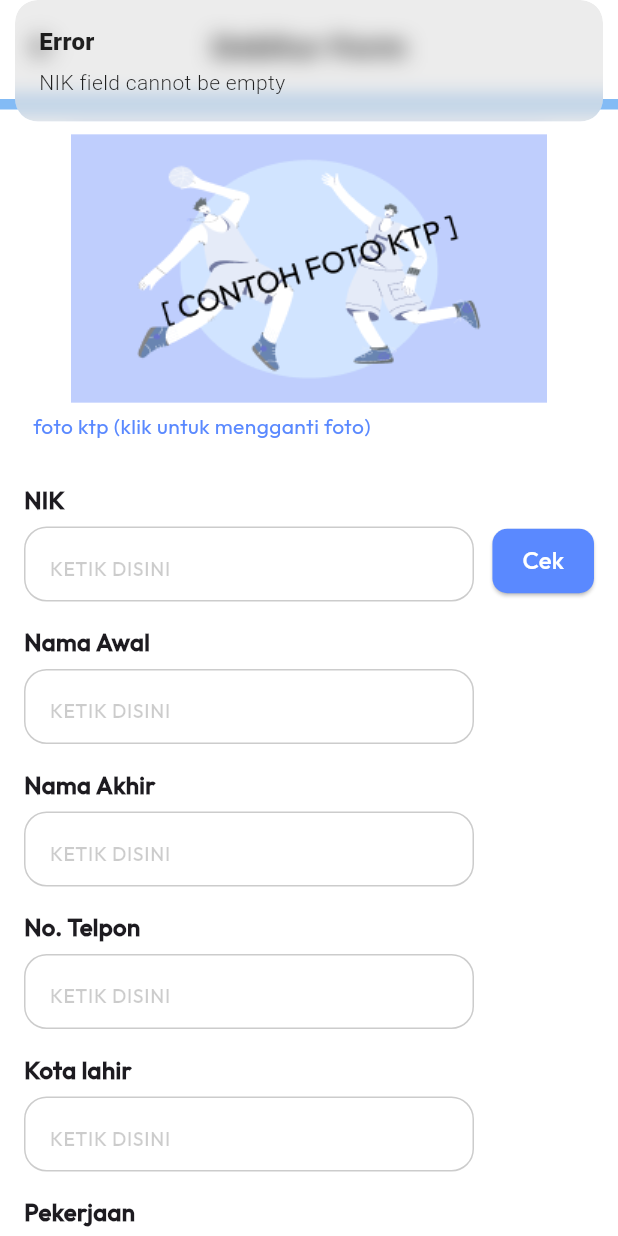
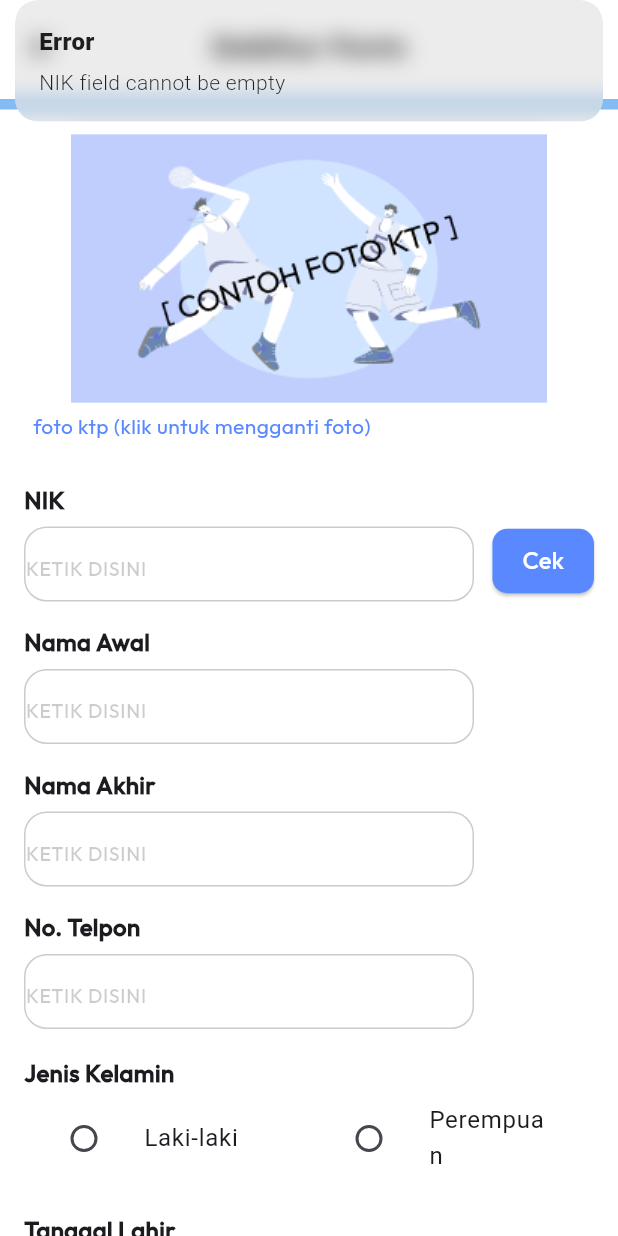
Before and after one commit to ITDEVKSPUK/loan-application-, a Flutter app: the InputData screen opened by its route, after a tap on "Cek", on a phone screen of 412 x 824 dp. Run offline on Flutter 3.47's test engine with Material 3 defaults, Android fonts, the phone set to English and light mode, and no system bars; our stand-ins replace camera, cookie_jar, curved_labeled_navigation_bar, dio, dio_cookie_manager, flutter_multi_formatter and 3 more; missing offline and left inert: encrypt; accounts and stored records are empty; statements that could not run were skipped.

Commit message:
fix [BRI] : From inputdata yg kurang

```diff
--- a/lib/views/inputuserdata/formcontroller.dart
+++ b/lib/views/inputuserdata/formcontroller.dart
@@ -8,9 +8,12 @@ import 'package:loan_application/API/service/post_nik_check.dart';
 
 class InputDataController extends GetxController {
   final nikController = TextEditingController();
+  final selectedGenderController = TextEditingController();
+  final nikpasaganController = TextEditingController();
   final namaAwalController = TextEditingController();
   final namaAkhirController = TextEditingController();
   final namaPasanganController = TextEditingController();
+  final tanggallahirController = TextEditingController();
   final kotaAsalController = TextEditingController();
   final telpController = TextEditingController();
   final pekerjaanController = TextEditingController();
@@ -20,6 +23,10 @@ class InputDataController extends GetxController {
 
   Rx<File?> fotoKtp = Rx<File?>(null);
   Rx<File?> buktiJaminan = Rx<File?>(null);
+  RxString selectedGender = ''.obs;
+  final Rx<DateTime> startDate = DateTime.now().obs;
+  final RxString selectedDateText = ''.obs;
+  final RxString selectedDate = ''.obs;
 
   final ImagePicker _picker = ImagePicker();
 
@@ -37,12 +44,14 @@ class InputDataController extends GetxController {
       final response = await checkNikService.fetchNIK();
       if (response.data != null) {
         final anggotaResponse = AnggotaResponse.fromJson(response.data);
-        namaAwalController.text = anggotaResponse.owner?. firtsName ?? '';
-        namaAkhirController.text = anggotaResponse.owner?. lastName ?? '';
-        telpController.text = anggotaResponse.addres?.phone ?? '';
-        kotaAsalController.text = anggotaResponse.addres?.phone ?? '';
-        pekerjaanController.text =
-            anggotaResponse.addres?.deskripsiPekerjaan ?? '';
+        namaAwalController.text = anggotaResponse.owner?.firstName ?? '';
+        namaAkhirController.text = anggotaResponse.owner?.lastName ?? '';
+        namaPasanganController.text = anggotaResponse.owner?.spouseName ?? '';
+        nikpasaganController.text = anggotaResponse.owner?.spouseIdCard ?? '';
+        tanggallahirController.text = anggotaResponse.owner?.dateOfBirth ?? '';
+        telpController.text = anggotaResponse.owner?.phoneNumber ?? '';
+        kotaAsalController.text = anggotaResponse.addres?.city ?? '';
+        pekerjaanController.text = anggotaResponse.owner?.occupation ?? '';
         alamatController.text = anggotaResponse.addres?.addressLine1 ?? '';
         Get.snackbar("Success", "NIK data fetched successfully");
       } else {
@@ -73,11 +82,14 @@ class InputDataController extends GetxController {
   }
 
   void clearForm() {
+    selectedGender.value = '';
     nikController.clear();
     namaAwalController.clear();
     namaAkhirController.clear();
     namaPasanganController.clear();
+    tanggallahirController.clear();
     kotaAsalController.clear();
+    nikpasaganController.clear();
     telpController.clear();
     pekerjaanController.clear();
     alamatController.clear();
@@ -88,15 +100,20 @@ class InputDataController extends GetxController {
   }
 
   void saveForm() {
-  if (nikController.text.isEmpty || namaAwalController.text.isEmpty) {
-    Get.snackbar("Gagal", "Pastikan semua data terisi");
-    return;
-  }
+    if (nikController.text.isEmpty ||
+        namaAwalController.text.isEmpty ||
+        selectedGender.value.isEmpty) {
+      Get.snackbar("Gagal", "Pastikan semua data terisi termasuk gender");
+      return;
+    }
     final data = {
+      "gender": selectedGender.value,
       "nik": nikController.text,
       "namaAwal": namaAwalController.text,
       "namaAkhir": namaAkhirController.text,
       "namaPasagan": namaPasanganController.text,
+      "nikPasangan": nikpasaganController.text,
+      "tanggalLahir": tanggallahirController.text,
       "kotaAsal": kotaAsalController.text,
       "telp": telpController.text,
       "pekerjaan": pekerjaanController.text,
@@ -116,10 +133,12 @@ class InputDataController extends GetxController {
     namaAwalController.dispose();
     namaAkhirController.dispose();
     namaPasanganController.dispose();
+    nikpasaganController.dispose();
     kotaAsalController.dispose();
     telpController.dispose();
     pekerjaanController.dispose();
     alamatController.dispose();
+    selectedGenderController.dispose();
     nominalController.dispose();
     jenisJaminanController.dispose();
     super.onClose();
--- a/lib/views/inputuserdata/inputdata.dart
+++ b/lib/views/inputuserdata/inputdata.dart
@@ -1,6 +1,7 @@
 import 'package:flutter/material.dart';
 import 'package:flutter/services.dart';
 import 'package:get/get.dart';
+import 'package:intl/intl.dart';
 import 'package:loan_application/core/theme/color.dart';
 import 'package:loan_application/utils/routes/my_app_route.dart';
 import 'package:loan_application/views/inputuserdata/formcontroller.dart';
@@ -13,6 +14,9 @@ class InputData extends StatelessWidget {
   final controller = Get.put(InputDataController());
 
   InputData({super.key});
+  DateTime startDate = DateTime.now();
+  String selectedDate = '';
+  String selectedDateText = '';
 
   @override
   Widget build(BuildContext context) {
@@ -123,6 +127,95 @@ class InputData extends StatelessWidget {
                 FilteringTextInputFormatter.allow(RegExp(r'[+\d\s]')),
               ],
             ),
+            Padding(
+              padding: const EdgeInsets.symmetric(vertical: 10.0),
+              child: Column(
+                crossAxisAlignment: CrossAxisAlignment.start,
+                children: [
+                  Text(
+                    'Jenis Kelamin',
+                    style: TextStyle(
+                      fontWeight: FontWeight.bold,
+                      fontSize: 16,
+                      fontFamily: 'Outfit',
+                    ),
+                  ),
+                  Obx(() => Row(
+                        children: [
+                          Expanded(
+                            child: ListTile(
+                              title: Text('Laki-laki'),
+                              leading: Radio<String>(
+                                value: 'Laki-laki',
+                                groupValue: controller.selectedGender.value,
+                                onChanged: (value) {
+                                  if (value != null) {
+                                    if (controller.selectedGender.value ==
+                                        value) {
+                                      controller.selectedGender.value = '';
+                                      controller.selectedGenderController.text =
+                                          '';
+                                    } else {
+                                      controller.selectedGender.value = value;
+                                      controller.selectedGenderController.text =
+                                          value;
+                                    }
+                                  }
+                                },
+                              ),
+                            ),
+                          ),
+                          Expanded(
+                            child: ListTile(
+                              title: Text('Perempuan'),
+                              leading: Radio<String>(
+                                value: 'Perempuan',
+                                groupValue: controller.selectedGender.value,
+                                onChanged: (value) {
+                                  if (value != null) {
+                                    if (controller.selectedGender.value ==
+                                        value) {
+                                      controller.selectedGender.value = '';
+                                      controller.selectedGenderController.text =
+                                          '';
+                                    } else {
+                                      controller.selectedGender.value = value;
+                                      controller.selectedGenderController.text =
+                                          value;
+                                    }
+                                  }
+                                },
+                              ),
+                            ),
+                          ),
+                        ],
+                      )),
+                ],
+              ),
+            ),
+            GestureDetector(
+              onTap: () async {
+                final DateTime? picked = await showDatePicker(
+                  context: context,
+                  initialDate: controller.startDate.value,
+                  firstDate: DateTime(1900),
+                  lastDate: DateTime(2100),
+                );
+                if (picked != null) {
+                  controller.startDate.value = picked;
+                  controller.tanggallahirController.text =
+                      DateFormat('dd-MM-yyyy').format(picked);
+                }
+              },
+              child: AbsorbPointer(
+                child: TextfieldForm(
+                  label: 'Tanggal Lahir',
+                  hintText: 'PILIH TANGGAL LAHIR',
+                  controller: controller.tanggallahirController,
+                ),
+              ),
+            ),
+
             TextfieldForm(
                 label: 'Kota lahir', controller: controller.kotaAsalController),
             TextfieldForm(
@@ -130,6 +223,14 @@ class InputData extends StatelessWidget {
             TextfieldForm(
                 label: 'Nama Pasangan',
                 controller: controller.namaPasanganController),
+            TextfieldForm(
+              label: 'Nik Pasangan',
+              controller: controller.nikpasaganController,
+              keyboardType: TextInputType.phone,
+              inputFormatters: [
+                FilteringTextInputFormatter.allow(RegExp(r'[+\d\s]')),
+              ],
+            ),
             TextfieldForm(
                 label: 'Alamat Lengkap',
                 controller: controller.alamatController),
--- a/lib/widgets/InputUserData/textfield_form.dart
+++ b/lib/widgets/InputUserData/textfield_form.dart
@@ -1,5 +1,6 @@
 import 'package:flutter/material.dart';
 import 'package:flutter/services.dart';
+import 'package:get/get.dart';
 import 'package:loan_application/core/theme/color.dart';
 
 class TextfieldForm extends StatefulWidget {
@@ -10,6 +11,7 @@ class TextfieldForm extends StatefulWidget {
   final TextEditingController controller;
   final TextInputType? keyboardType;
   final List<TextInputFormatter>? inputFormatters;
+  final VoidCallback? onTap;
 
   const TextfieldForm({
     super.key,
@@ -20,6 +22,7 @@ class TextfieldForm extends StatefulWidget {
     this.hintText = 'KETIK DISINI',
     this.keyboardType,
     this.inputFormatters,
+    this.onTap,
   });
 
   @override
@@ -51,12 +54,12 @@ class _TextfieldFormState extends State<TextfieldForm> {
               border: Border.all(color: AppColors.black.withOpacity(0.2)),
               borderRadius: BorderRadius.circular(15),
             ),
-            child: Padding(
-              padding: const EdgeInsets.symmetric(horizontal: 16.0),
             child: TextField(
               controller: widget.controller,
               keyboardType: widget.keyboardType,
               inputFormatters: widget.inputFormatters ?? [],
+              readOnly: widget.onTap != null, // Only readOnly if onTap exists
+              onTap: widget.onTap, // Trigger onTap when available
               decoration: InputDecoration(
                 border: InputBorder.none,
                 hintText: widget.hintText,
@@ -66,9 +69,7 @@ class _TextfieldFormState extends State<TextfieldForm> {
                   fontFamily: 'Outfit',
                   fontWeight: FontWeight.w500,
                 ),
-                  contentPadding: const EdgeInsets.symmetric(
-                      vertical: 14),
-                ),
+                contentPadding: const EdgeInsets.symmetric(vertical: 14),
               ),
             ),
           ),
```
Also changed, not shown: lib/API/models/anggota_models.dart (+110 -58 lines), lib/widgets/History/showfilterbuttom.dart (indentation only). Lines whose indentation alone changed are shown as unchanged.
